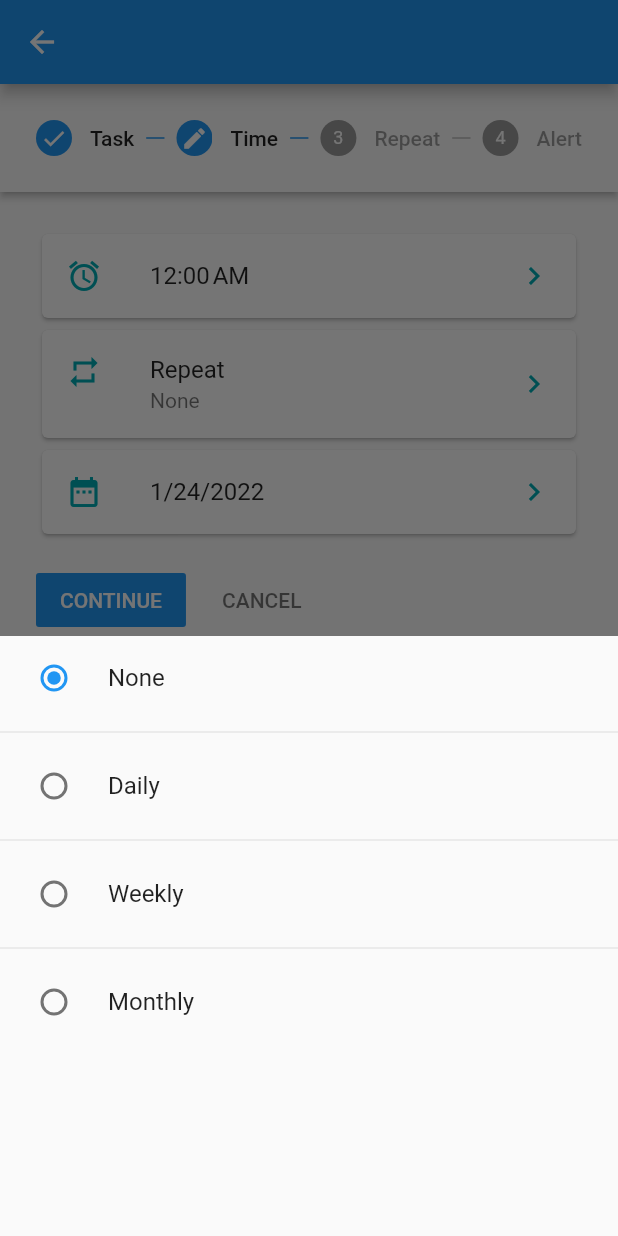
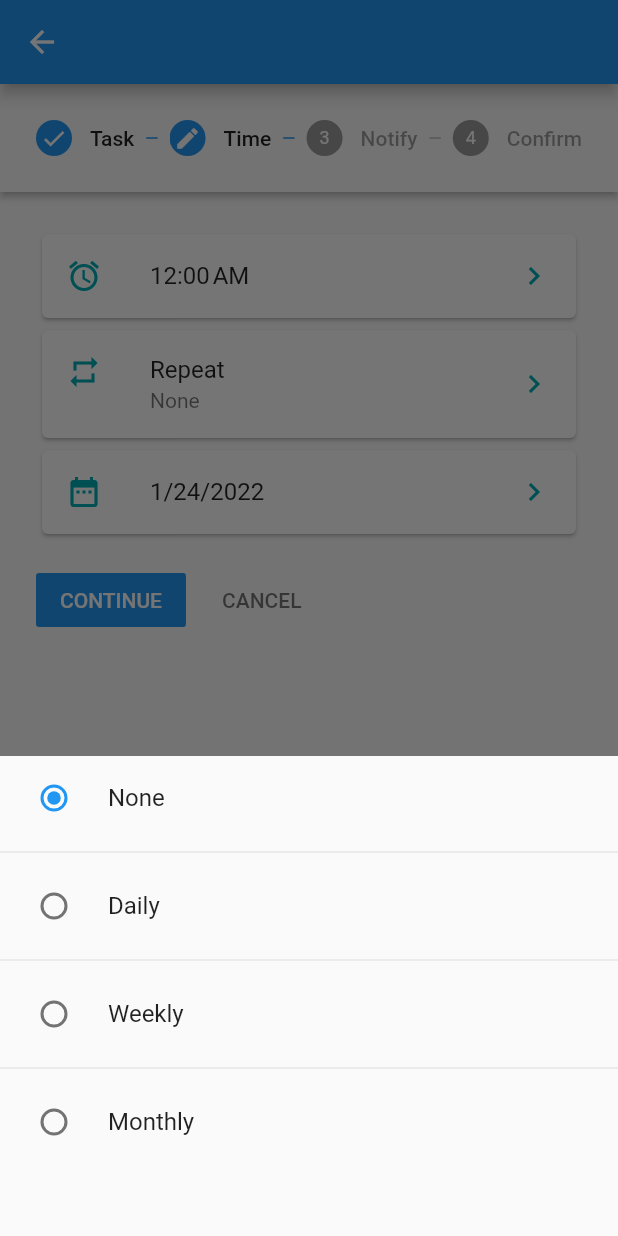
Before and after one commit to Hai4320/worksday_app_flutter, a Flutter app: the AddForm screen opened by its route, after a tap on "CONTINUE", after a tap on "Repeat", on a phone screen of 412 x 824 dp. Run offline on Flutter 3.47's test engine with Material 2 defaults, Android fonts, the phone set to English and light mode, and no system bars; our stand-ins replace sqflite; missing offline and left inert: phlox_animations; accounts and stored records are empty.

Commit message:
done normal form

```diff
--- a/lib/screens/form_add.dart
+++ b/lib/screens/form_add.dart
@@ -12,15 +12,17 @@ class AddForm extends StatefulWidget {
 
 class _AddFormState extends State<AddForm> {
   int stepIndex = 0 ;
-  TextEditingController task_name = TextEditingController();
+  String task_name="";
   int task_type = 0;
   int task_priority = 3;
   DateTime task_time = DateTime(DateTime.now().year, DateTime.now().month, DateTime.now().day);
-  DateFormat time_format = DateFormat.jm();
+  DateFormat timeformat = DateFormat.jm();
   int task_repeat = 0;
+  int task_notification = 0;
   List allRepeats = ["None","Daily","Weekly","Monthly"];
   List allDayOfWeek = ["Monday","Tuesday","Wednesday","Thursday","Friday","Saturday","Sunday"];
   List allDayOfWeekValue = [true, false, false, false, false, false, false];
+  List allNotification = ["None","In time","5'","10'","15'","30'","1h"];
   List allDayOfMonth = List<String>.generate(31, (index) => (index+1).toString());
   List allDayOfMonthValue = List<bool>.generate(31, (index) => false);
   List allType = [
@@ -36,19 +38,7 @@ class _AddFormState extends State<AddForm> {
     {"name": "safe", "color": AppColors.safe},
     {"name": "unimportant", "color": AppColors.gray}
     ];
-
-  void _selectPriority(int index){
-    Navigator.pop(context);
-    task_priority = index;
-    setState(() {
-    });
-  }
-  void _selectType(int index){
-    Navigator.pop(context);
-    task_type = index;
-    setState(() {
-    });
-  }
+  TextEditingController nameEditor = TextEditingController();
   void _showSelectionPriority(){
     showModalBottomSheet(context: context, builder: (context) {
       return SizedBox(
@@ -58,7 +48,11 @@ class _AddFormState extends State<AddForm> {
           itemBuilder: (context, index) {
             return ListTile(
               title: Text(allPriority[index]["name"]),
-              onTap: ()=> _selectPriority(index)
+              onTap: (){
+                Navigator.pop(context);
+                task_priority = index;
+                setState(() {});
+              }
             );
           },
           separatorBuilder: (context, index) {
@@ -79,7 +73,11 @@ class _AddFormState extends State<AddForm> {
           itemBuilder: (context, index) {
             return ListTile(
               title: Text(allType[index]["name"]),
-              onTap: ()=> _selectType(index)
+              onTap: (){
+                Navigator.pop(context);
+                task_type = index;
+                setState(() {});
+              }
             );
           },
           separatorBuilder: (context, index) {
@@ -143,23 +141,26 @@ class _AddFormState extends State<AddForm> {
       );
     });
   }
-  void _onChangedRepeat(int index) {
-    task_repeat = index;
+  void _onChangeRadioSelection(int index, int changeIndex) {
+    switch (changeIndex) {
+      case 0: task_repeat = index; break;
+      case 1: task_notification = index; break;
+    }
     Navigator.pop(context);
     setState(() {});
   }
-  void _showSelectionRepeat(){
+  void _showSelectionByRadio(List data, int groupValue, int changeIndex){
 
     showModalBottomSheet(context: context, builder: (context) {
       return SizedBox(
-        height: 400,
+        height: data.length<5? data.length*80: 400,
         child: ListView.separated(
-          itemCount: allRepeats.length,
+          itemCount: data.length,
           itemBuilder: (BuildContext context, int index) => RadioListTile(
-            title: Text(allRepeats[index]),
+            title: Text(data[index]),
             value: index,
-            groupValue: task_repeat,
-            onChanged: (value) => _onChangedRepeat(index)
+            groupValue: groupValue,
+            onChanged: (value) => _onChangeRadioSelection(index,changeIndex)
 
           ),
           separatorBuilder: (BuildContext context, int index) => const Divider(),
@@ -168,6 +169,7 @@ class _AddFormState extends State<AddForm> {
       );
     });
   }
+
   String _getTextDateSelector(){
     switch(task_repeat) {
       case 0: return DateFormat.yMd().format(task_time);
@@ -297,7 +299,8 @@ class _AddFormState extends State<AddForm> {
       content: Column(
         children: [
           TextFormField(
-            controller: task_name,
+            controller: nameEditor,
+            onChanged: (value) => task_name = value,
             decoration: const InputDecoration(
               border: OutlineInputBorder(),
               labelText: "Task name"
@@ -346,7 +349,7 @@ class _AddFormState extends State<AddForm> {
               iconColor: AppColors.primary,
               leading: const Icon(Icons.alarm),
               trailing: const Icon(Icons.navigate_next),
-              title: Text(time_format.format(task_time)),
+              title: Text(timeformat.format(task_time)),
             ),
           ),
           Card(
@@ -356,7 +359,7 @@ class _AddFormState extends State<AddForm> {
               trailing: const Icon(Icons.navigate_next),
               title: const Text("Repeat"),
               subtitle: Text(allRepeats[task_repeat]),
-              onTap: ()=> _showSelectionRepeat()
+              onTap: ()=> _showSelectionByRadio(allRepeats, task_repeat, 0)
             ),
           ),
           Card(
@@ -373,18 +376,76 @@ class _AddFormState extends State<AddForm> {
     Step(
       state:  stepIndex>2? StepState.complete: stepIndex==2? StepState.editing: StepState.disabled,
       isActive: stepIndex>=2,
-      title: Text("Repeat"),
-      content: Center(
-        child: Text("Repeat"),
-      ),
+      title: Text("Notify"),
+      content: Column(
+        children: [
+          Card(
+            child: ListTile(
+              iconColor: AppColors.primary,
+              leading: const Icon(Icons.notifications),
+              trailing: const Icon(Icons.navigate_next),
+              title: const Text("Notification"),
+              subtitle: Text(allNotification[task_notification]),
+              onTap: ()=> _showSelectionByRadio(allNotification,task_notification,1),
+            ),
+          ),
+           Card(
+            child: ListTile(
+              iconColor: AppColors.primary,
+              leading: const Icon(Icons.music_note),
+              trailing: const Icon(Icons.navigate_next),
+              title: const Text("Ringtone"),
+              subtitle: const Text("Default"),
+              onTap: (){},
+            ),
+          )
+        ],
+      )
     ),
      Step(
       state:  stepIndex>3? StepState.complete: stepIndex==3? StepState.editing: StepState.disabled,
       isActive: stepIndex>=3,
-      title: Text("Alert"),
-      content: Center(
-        child: Text("Alert"),
-      ),
+      title: const Text("Confirm"),
+      content: Card(
+        child: Padding(
+          padding: const EdgeInsets.all(8.0),
+          child: Column(
+            children: [
+              ["Name:",task_name],
+              ["Priority:",allPriority[task_priority]["name"]],
+              ["Type:", allType[task_type]["name"]],
+              ["Time:",timeformat.format(task_time)],
+              ["Day:", _getTextDateSelector()],
+              ["Notification:", allNotification[task_notification]]
+
+              ].map(
+              (cf) => Container(
+                margin: const EdgeInsets.all(5),
+                child: Row(
+                  crossAxisAlignment: CrossAxisAlignment.start,
+                  children: [
+                    SizedBox(
+                      width: 110,
+                      child: Text(
+                        cf[0],
+                        style: TextStyle(color: AppColors.black, fontSize: 17, fontWeight: FontWeight.bold)
+                        ),
+                    ),
+                    SizedBox(
+                      width: MediaQuery.of(context).size.width-200,
+                      child: Text(
+                        cf[1],
+                        style: TextStyle(color: AppColors.black, fontSize: 17),
+                        ),
+                    )
+                  ]
+                ),
+              ),
+            ).toList()
+
+          ),
+        )
+      )
     ),
   ];
 }
```
